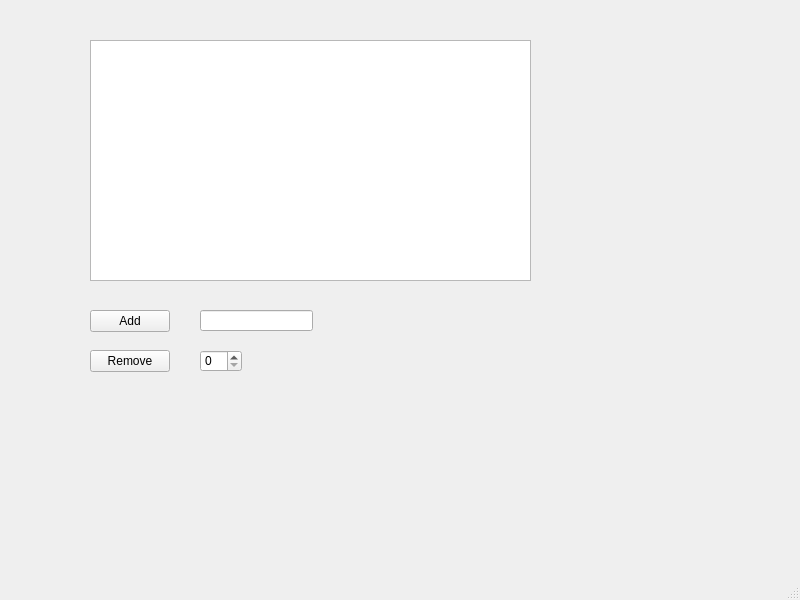
Before: the Qt Designer form CyberBox/networkmain.ui in RoysGit227/Software2Project, drawn with Qt 5.
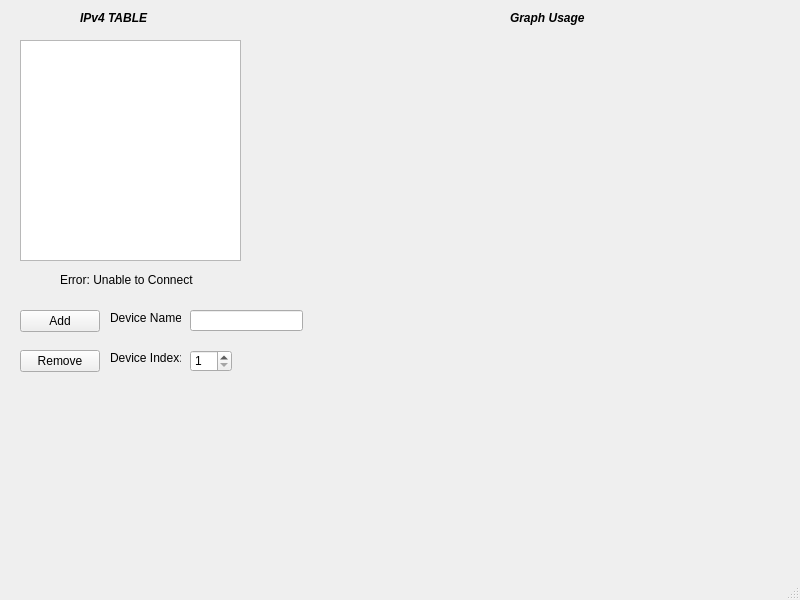
After: the same form once the commit is applied. Custom widgets are drawn as their Qt base class.

Commit message: Qt CustomPlot added, it takes a long time to build unfortunately

Diff of the .ui file:
```diff
--- a/CyberBox/networkmain.ui
+++ b/CyberBox/networkmain.ui
@@ -13,21 +13,30 @@
   <property name="windowTitle">
    <string>MainWindow</string>
   </property>
+  <property name="autoFillBackground">
+   <bool>false</bool>
+  </property>
   <widget class="QWidget" name="centralwidget">
    <widget class="QTableWidget" name="tableWidget">
     <property name="geometry">
      <rect>
-      <x>90</x>
+      <x>20</x>
       <y>40</y>
-      <width>441</width>
-      <height>241</height>
+      <width>221</width>
+      <height>221</height>
      </rect>
     </property>
+    <property name="frameShape">
+     <enum>QFrame::StyledPanel</enum>
+    </property>
+    <property name="frameShadow">
+     <enum>QFrame::Plain</enum>
+    </property>
    </widget>
    <widget class="QPushButton" name="addDevButton">
     <property name="geometry">
      <rect>
-      <x>90</x>
+      <x>20</x>
       <y>310</y>
       <width>80</width>
       <height>22</height>
@@ -40,7 +49,7 @@
    <widget class="QPushButton" name="removeDevButton">
     <property name="geometry">
      <rect>
-      <x>90</x>
+      <x>20</x>
       <y>350</y>
       <width>80</width>
       <height>22</height>
@@ -53,7 +62,7 @@
    <widget class="QLineEdit" name="devNameLine">
     <property name="geometry">
      <rect>
-      <x>200</x>
+      <x>190</x>
       <y>310</y>
       <width>113</width>
       <height>21</height>
@@ -63,12 +72,96 @@
    <widget class="QSpinBox" name="dev_spinBox">
     <property name="geometry">
      <rect>
-      <x>200</x>
+      <x>190</x>
       <y>350</y>
       <width>42</width>
       <height>22</height>
      </rect>
     </property>
+    <property name="minimum">
+     <number>1</number>
+    </property>
+   </widget>
+   <widget class="QLabel" name="label">
+    <property name="geometry">
+     <rect>
+      <x>110</x>
+      <y>310</y>
+      <width>71</width>
+      <height>16</height>
+     </rect>
+    </property>
+    <property name="text">
+     <string>Device Name: </string>
+    </property>
+   </widget>
+   <widget class="QLabel" name="label_2">
+    <property name="geometry">
+     <rect>
+      <x>110</x>
+      <y>350</y>
+      <width>71</width>
+      <height>16</height>
+     </rect>
+    </property>
+    <property name="text">
+     <string>Device Index:</string>
+    </property>
+   </widget>
+   <widget class="QLabel" name="label_3">
+    <property name="geometry">
+     <rect>
+      <x>80</x>
+      <y>10</y>
+      <width>91</width>
+      <height>16</height>
+     </rect>
+    </property>
+    <property name="text">
+     <string>&lt;html&gt;&lt;head/&gt;&lt;body&gt;&lt;p&gt;&lt;span style=&quot; font-weight:800; font-style:italic;&quot;&gt;IPv4 TABLE&lt;/span&gt;&lt;/p&gt;&lt;/body&gt;&lt;/html&gt;</string>
+    </property>
+    <property name="textFormat">
+     <enum>Qt::AutoText</enum>
+    </property>
+   </widget>
+   <widget class="QLabel" name="errorLabel">
+    <property name="geometry">
+     <rect>
+      <x>60</x>
+      <y>270</y>
+      <width>171</width>
+      <height>20</height>
+     </rect>
+    </property>
+    <property name="text">
+     <string>Error: Unable to Connect</string>
+    </property>
+   </widget>
+   <widget class="QCustomPlot" name="plot" native="true">
+    <property name="geometry">
+     <rect>
+      <x>300</x>
+      <y>40</y>
+      <width>491</width>
+      <height>221</height>
+     </rect>
+    </property>
+   </widget>
+   <widget class="QLabel" name="label_4">
+    <property name="geometry">
+     <rect>
+      <x>510</x>
+      <y>10</y>
+      <width>91</width>
+      <height>16</height>
+     </rect>
+    </property>
+    <property name="text">
+     <string>&lt;html&gt;&lt;head/&gt;&lt;body&gt;&lt;p&gt;&lt;span style=&quot; font-weight:792; font-style:italic;&quot;&gt;Graph Usage&lt;/span&gt;&lt;/p&gt;&lt;/body&gt;&lt;/html&gt;</string>
+    </property>
+    <property name="textFormat">
+     <enum>Qt::AutoText</enum>
+    </property>
    </widget>
   </widget>
   <widget class="QMenuBar" name="menubar">
@@ -83,6 +176,14 @@
   </widget>
   <widget class="QStatusBar" name="statusbar"/>
  </widget>
+ <customwidgets>
+  <customwidget>
+   <class>QCustomPlot</class>
+   <extends>QWidget</extends>
+   <header location="global">qcustomplot.h</header>
+   <container>1</container>
+  </customwidget>
+ </customwidgets>
  <resources/>
  <connections/>
 </ui>
```
The commit also changes 399 other files.
